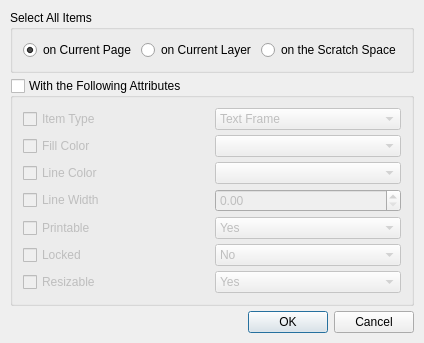
Before: the Qt Designer form scribus/ui/selectobjects.ui in scribusproject/scribus, drawn with Qt 5.
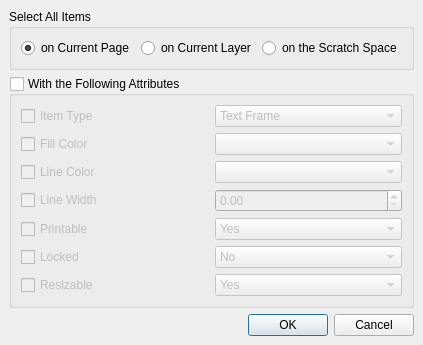
After: the same form once the commit is applied. Custom widgets are drawn as their Qt base class.

Commit message: #16420: Unify margins and spacing for dialogs, set 1 <bubu>

The edit to the form file:
```diff
--- a/scribus/ui/selectobjects.ui
+++ b/scribus/ui/selectobjects.ui
@@ -23,11 +23,17 @@
    <bool>true</bool>
   </property>
   <layout class="QVBoxLayout">
-   <property name="spacing">
-    <number>5</number>
+   <property name="leftMargin">
+    <number>9</number>
    </property>
-   <property name="margin">
-    <number>10</number>
+   <property name="topMargin">
+    <number>9</number>
+   </property>
+   <property name="rightMargin">
+    <number>9</number>
+   </property>
+   <property name="bottomMargin">
+    <number>9</number>
    </property>
    <item>
     <widget class="QGroupBox" name="rangeGroup">
@@ -35,12 +41,6 @@
       <string>Select All Items</string>
      </property>
      <layout class="QHBoxLayout">
-      <property name="spacing">
-       <number>5</number>
-      </property>
-      <property name="margin">
-       <number>10</number>
-      </property>
       <item>
        <widget class="QRadioButton" name="buttonCurrentPage">
         <property name="toolTip">
@@ -92,12 +92,6 @@
       <bool>false</bool>
      </property>
      <layout class="QGridLayout">
-      <property name="margin">
-       <number>10</number>
-      </property>
-      <property name="spacing">
-       <number>5</number>
-      </property>
       <item row="0" column="0">
        <widget class="QCheckBox" name="useItemType">
         <property name="toolTip">
```
The commit also changes 6 other files.
